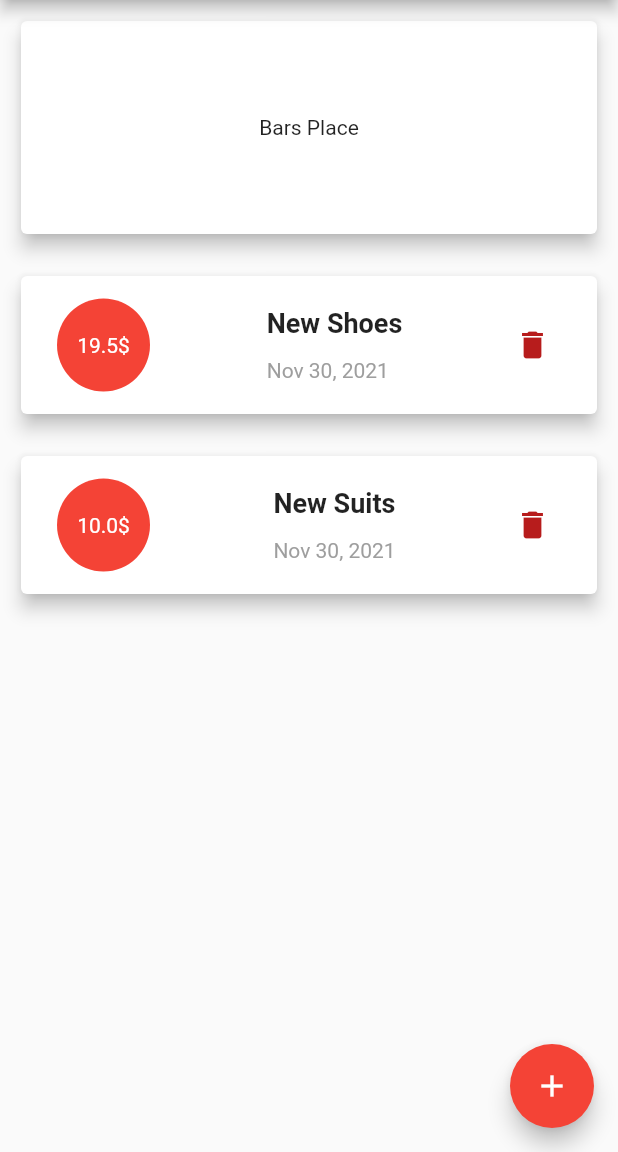
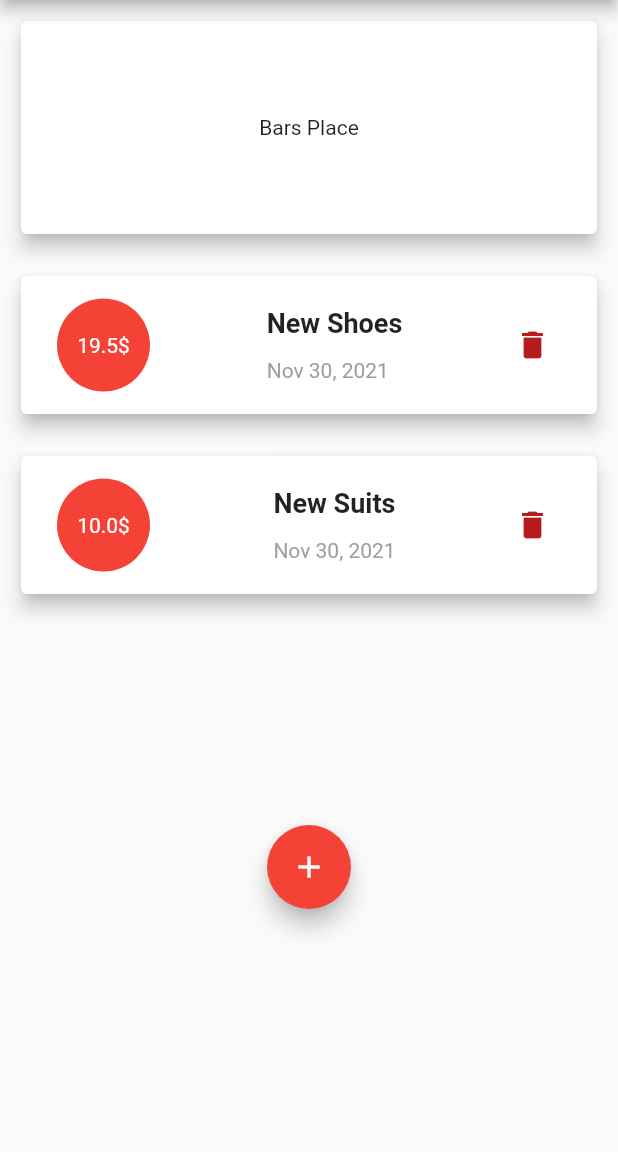
Before and after one commit to UltimateBlue/MobileApps, a Flutter app: the screen it shows after launch, on a phone screen of 412 x 824 dp, the part 84-1236 px from its top. Run offline on Flutter 3.47's test engine with Material 2 defaults, Android fonts, the phone set to English and light mode, and no system bars.

Commit message:
classifying widgets in seperate classes, use most stateless widgets and just one stateful

```diff
--- a/personal_expenses/lib/chartbars.dart
+++ b/personal_expenses/lib/chartbars.dart
@@ -1,6 +1,9 @@
 import 'package:flutter/material.dart';
+import 'package:personal_expenses/transaction.dart';
 
 class ChartBar extends StatelessWidget {
+  final List<Transaction> _transactions;
+  ChartBar(this._transactions);
   @override
   Widget build(BuildContext context) {
     return Container(
--- a/personal_expenses/lib/exp_list.dart
+++ b/personal_expenses/lib/exp_list.dart
@@ -8,7 +8,10 @@ class ExpList extends StatelessWidget {
 
   @override
   Widget build(BuildContext context) {
-    return Column(
+    return Container(
+      height: 380,
+      child: SingleChildScrollView(
+        child: Column(
           children: _transactions
               .map((e) => Container(
                     margin: const EdgeInsets.all(10),
@@ -39,7 +42,8 @@ class ExpList extends StatelessWidget {
                                 )),
                               ),
                               Column(
-                              mainAxisAlignment: MainAxisAlignment.spaceAround,
+                                  mainAxisAlignment:
+                                      MainAxisAlignment.spaceAround,
                                   mainAxisSize: MainAxisSize.max,
                                   crossAxisAlignment: CrossAxisAlignment.start,
                                   children: [
@@ -50,7 +54,8 @@ class ExpList extends StatelessWidget {
                                           fontWeight: FontWeight.bold),
                                     ),
                                     Text('${DateFormat.yMMMd().format(e.date)}',
-                                    style: const TextStyle(color: Colors.grey)),
+                                        style: const TextStyle(
+                                            color: Colors.grey)),
                                   ]),
                               FloatingActionButton(
                                   backgroundColor: Colors.white,
@@ -65,6 +70,8 @@ class ExpList extends StatelessWidget {
                     ),
                   ))
               .toList(),
+        ),
+      ),
     );
   }
 }
--- a/personal_expenses/lib/main.dart
+++ b/personal_expenses/lib/main.dart
@@ -1,8 +1,5 @@
 import 'package:flutter/material.dart';
-import 'package:personal_expenses/chartbars.dart';
-import 'package:personal_expenses/exp_list.dart';
-import './transaction.dart';
-import 'enter_new_exp.dart';
+import './statefullbody.dart';
 
 void main() => runApp(MyApp());
 
@@ -16,32 +13,7 @@ class MyApp extends StatelessWidget {
   }
 }
 
-// class MyHomePage extends StatefulWidget {
-//   @override
-//   State<StatefulWidget> createState() {
-//     return MyHomePageState();
-//   }
-// }
-
-// class MyHomePageState extends State<MyHomePage> {
-class MyHomePage extends StatefulWidget {
-  @override
-  State<MyHomePage> createState() => MyHomePageState();
-}
-
-class MyHomePageState extends State<MyHomePage> {
-  List<Transaction> transactions = [
-    Transaction('tr1', 'New Shoes', 19.5, DateTime.now()),
-    Transaction('tr2', 'New Suits', 10.0, DateTime.now())
-  ];
-
-  bool showInputPanel = false;
-  void closeAddExpPopup() {
-    setState(() {
-      showInputPanel = false;
-    });
-  }
-
+class MyHomePage extends StatelessWidget {
   @override
   Widget build(BuildContext context) {
     return Scaffold(
@@ -62,26 +34,7 @@ class MyHomePageState extends State<MyHomePage> {
           ],
         ),
       ),
-      body: SingleChildScrollView(
-        child: Column(
-            mainAxisAlignment: MainAxisAlignment.start,
-            mainAxisSize: MainAxisSize.max,
-            crossAxisAlignment: CrossAxisAlignment.stretch,
-            children: [
-              ChartBar(),
-              EnterExp(showInputPanel, this),
-              ExpList(transactions),
-            ]),
-      ),
-      floatingActionButton: FloatingActionButton(
-        onPressed: () => setState(() {
-          showInputPanel = true;
-        }),
-        tooltip: 'Add New Expense',
-        backgroundColor: Colors.red,
-        foregroundColor: Colors.white,
-        child: const Icon(Icons.add),
-      ),
+      body: StateFullBody(),
     );
   }
 }
--- /dev/null
+++ b/personal_expenses/lib/statefullbody.dart
@@ -0,0 +1,57 @@
+// ignore_for_file: file_names
+
+import 'package:flutter/material.dart';
+import './transaction.dart';
+
+import './chartbars.dart';
+import './enter_new_exp.dart';
+import './exp_list.dart';
+
+class StateFullBody extends StatefulWidget {
+  const StateFullBody({Key? key}) : super(key: key);
+  @override
+  StateFullBodyState createState() => StateFullBodyState();
+}
+
+class StateFullBodyState extends State<StateFullBody> {
+  List<Transaction> transactions = [
+    Transaction('tr1', 'New Shoes', 19.5, DateTime.now()),
+    Transaction('tr2', 'New Suits', 10.0, DateTime.now())
+  ];
+  bool showInputPanel = false;
+
+  void closeAddExpPopup() {
+    setState(() {
+      showInputPanel = false;
+    });
+  }
+
+  void addNewEntry(String title, String price) {
+    transactions.add(Transaction('tr' + (transactions.length + 1).toString(),
+        title, double.parse(price), DateTime.now()));
+  }
+
+  @override
+  Widget build(BuildContext context) {
+    return Column(
+        mainAxisAlignment: MainAxisAlignment.start,
+        mainAxisSize: MainAxisSize.max,
+        crossAxisAlignment: CrossAxisAlignment.stretch,
+        children: [
+          ChartBar(transactions),
+          EnterExp(showInputPanel, closeAddExpPopup, addNewEntry),
+          ExpList(transactions),
+          FloatingActionButton(
+            onPressed: () {
+              setState(() {
+                showInputPanel = true;
+              });
+            },
+            tooltip: 'Add New Expense',
+            backgroundColor: Colors.red,
+            foregroundColor: Colors.white,
+            child: const Icon(Icons.add),
+          ),
+        ]);
+  }
+}
```
Also changed, not shown: personal_expenses/lib/enter_new_exp.dart (+6 -9 lines). Lines whose indentation alone changed are shown as unchanged.
